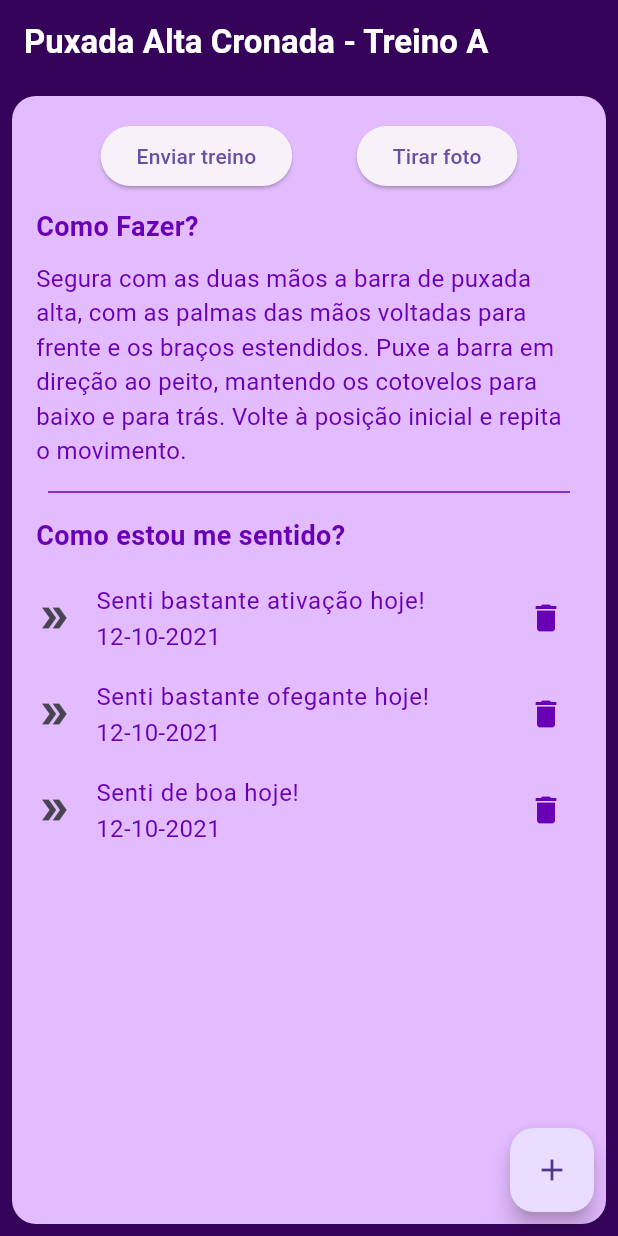
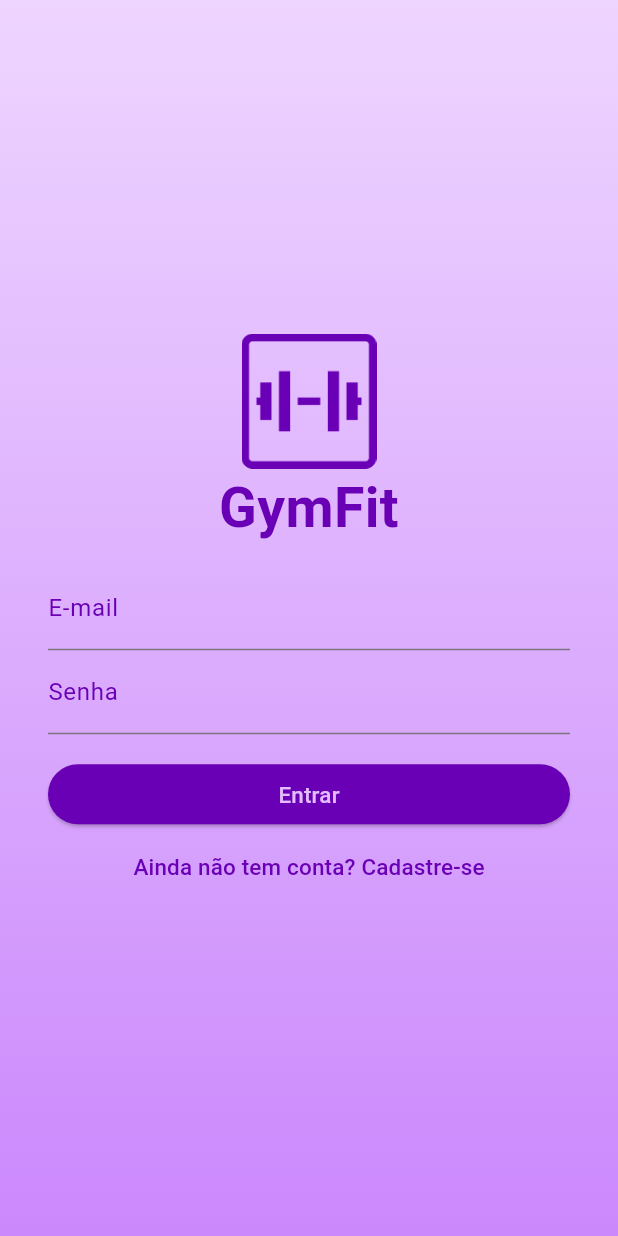
Before and after one commit to Julio-Amorim/gymfit, a Flutter app: the screen it shows after launch, on a phone screen of 412 x 824 dp. Run offline on Flutter 3.47's test engine with Material 3 defaults, Android fonts, the light colour scheme and no system bars.

Commit message:
chore: Add authentication input decoration component

```diff
--- /dev/null
+++ b/lib/common/colors.dart
@@ -0,0 +1,19 @@
+import 'package:flutter/material.dart';
+
+class MyColors {
+  static const roxoForte = Color.fromRGBO(106, 0, 181, 1);
+  static const branco = Colors.white;
+  static const roxoClarinho = Color.fromARGB(255, 227, 187, 255);
+
+  static const gradiente1 = Color.fromARGB(255, 238, 213, 255);
+  static const gradiente2 = Color.fromARGB(255, 203, 136, 252);
+
+  //static const roxoForte = Colors.white;
+  //static const branco = Colors.white;
+  //static const roxoClarinho = Color.fromARGB(255, 255, 106, 0);
+
+  //static const gradiente1 = Color.fromARGB(255, 255, 106, 0);
+  //static const gradiente2 = Color.fromARGB(255, 255, 106, 0);
+
+
+}
--- /dev/null
+++ b/lib/components/decorationAuthentication.dart
@@ -0,0 +1,16 @@
+// ignore: file_names
+import 'package:flutter/material.dart';
+import 'package:gymfit/common/colors.dart';
+
+InputDecoration getAuthenticatioInputDecoration(String label){
+  return InputDecoration(
+    label: Text(label),
+    labelStyle: const TextStyle(
+      color: MyColors.roxoForte,
+    ),
+  );
+}
+
+class DecorationAuthentication {
+
+}
--- a/lib/main.dart
+++ b/lib/main.dart
@@ -1,5 +1,6 @@
 import 'package:flutter/material.dart';
-import 'package:gymfit/screens/exerciseScreen.dart';
+//import 'package:gymfit/screens/exerciseScreen.dart';
+import 'package:gymfit/screens/screenAuthentication.dart';
 
 void main() {
   runApp(const MyApp());
@@ -10,9 +11,9 @@ class MyApp extends StatelessWidget {
 
   @override
   Widget build(BuildContext context) {
-    return MaterialApp(
+    return const MaterialApp(
       debugShowCheckedModeBanner: false,
-      home: ExerciseScreen(),
+      home: ScreenAuthentication(),
     );
   }
 }
--- a/lib/screens/exerciseScreen.dart
+++ b/lib/screens/exerciseScreen.dart
@@ -1,4 +1,6 @@
+// ignore: file_names
 import 'package:flutter/material.dart';
+import 'package:gymfit/common/colors.dart';
 import 'package:gymfit/models/modelExercise.dart';
 import 'package:gymfit/models/modelFeeling.dart';
 
@@ -34,19 +36,32 @@ class ExerciseScreen extends StatelessWidget {
   @override
   Widget build(BuildContext context) {
     return Scaffold(
-      backgroundColor: const Color.fromARGB(255, 54, 3, 91),
+      backgroundColor: MyColors.roxoForte,
       appBar: AppBar(
           backgroundColor: const Color.fromARGB(255, 54, 3, 91),
-          title: Text(
-            '${modelExercise.name} - ${modelExercise.training}',
+          title: Column( children: [
+            Text(modelExercise.name,
             style: const TextStyle(
               fontWeight: FontWeight.bold,
               fontSize: 22,
-              color: Color.fromARGB(255, 255, 255, 255),
+              color: MyColors.branco,
             ),
-          )),
+            ),
+
+            Text(modelExercise.training,
+            style: const TextStyle(
+              fontWeight: FontWeight.normal,
+              fontSize: 18,
+              color: MyColors.branco,
+            ),
+            ),
+          ]),
+          centerTitle: true,
+          toolbarHeight: 72,
+        ),
       floatingActionButton: FloatingActionButton(
         onPressed: () {
+          // ignore: avoid_print
           print('Adicionar exercício');
         },
         child: const Icon(Icons.add),
@@ -55,9 +70,8 @@ class ExerciseScreen extends StatelessWidget {
         margin: const EdgeInsets.all(8),
         padding: const EdgeInsets.all(16.0),
         decoration: BoxDecoration(
-          color: const Color.fromARGB(255, 227, 187, 255),
+          color: MyColors.roxoClarinho,
           borderRadius: BorderRadius.circular(16.0),
-
         ),
         child:
         ListView(
@@ -85,7 +99,7 @@ class ExerciseScreen extends StatelessWidget {
               style: TextStyle(
                 fontWeight: FontWeight.bold,
                 fontSize: 18,
-                color: Color.fromARGB(255, 105, 0, 181),
+                color: MyColors.roxoForte,
               ),
             ),
             const SizedBox(height: 10),
@@ -93,21 +107,21 @@ class ExerciseScreen extends StatelessWidget {
               modelExercise.description,
               style: const TextStyle(
                 fontSize: 16,
-                color: Color.fromARGB(255, 105, 0, 181),
+                color: MyColors.roxoForte,
               ),
             ),
 
             //Divider
             const Padding(
               padding: EdgeInsets.all(8.0),
-              child: Divider(color: Color.fromARGB(255, 105, 0, 181)),
+              child: Divider(color: MyColors.roxoForte),
             ),
             const Text(
               'Como estou me sentido?',
               style: TextStyle(
                 fontWeight: FontWeight.bold,
                 fontSize: 18,
-                color: Color.fromARGB(255, 105, 0, 181),
+                color: MyColors.roxoForte,
               ),
             ),
             const SizedBox(height: 10),
@@ -137,9 +151,10 @@ class ExerciseScreen extends StatelessWidget {
                   trailing: IconButton(
                     icon: const Icon(
                       Icons.delete,
-                      color: Color.fromARGB(255, 105, 0, 181),
+                      color: MyColors.roxoForte,
                     ),
                     onPressed: () {
+                      // ignore: avoid_print
                       print("Deletar Sentimento");
                     },
                   ),
--- /dev/null
+++ b/lib/screens/screenAuthentication.dart
@@ -0,0 +1,165 @@
+// ignore_for_file: file_names
+import 'package:flutter/material.dart';
+import 'package:gymfit/components/decorationAuthentication.dart';
+import '../common/colors.dart';
+
+class ScreenAuthentication extends StatefulWidget{
+  const ScreenAuthentication({super.key});
+
+  @override
+  State<ScreenAuthentication> createState() => _ScreenAuthenticationState();
+}
+
+class _ScreenAuthenticationState extends State<ScreenAuthentication> {
+  bool isLogin = true;
+  final _formKey = GlobalKey<FormState>();
+
+  @override
+  Widget build(BuildContext context){
+    return  Scaffold(
+      backgroundColor: Colors.white,
+      body:
+        Stack(
+          children: [
+            Container(
+              decoration: const BoxDecoration(
+                gradient: LinearGradient(
+                  begin: Alignment.topCenter,
+                  end: Alignment.bottomCenter,
+                  colors: [
+                    MyColors.gradiente1,
+                    MyColors.gradiente2,
+                  ]
+                ),
+              ),
+            ),
+            Padding(
+              padding: const EdgeInsets.all(32.0),
+              child: Form( key: _formKey,
+                child: Center(
+                  child: SingleChildScrollView(
+                    child: Column(
+                      //vertical
+                      mainAxisAlignment: MainAxisAlignment.center,
+                      //horizontal
+                      crossAxisAlignment: CrossAxisAlignment.stretch,
+                      children: [
+                        Image.asset('assets/img/logoGymFit.png',
+                          width: 200,
+                          height: 90,),
+                        const Text('GymFit',
+                          textAlign: TextAlign.center,
+                          style: TextStyle(
+                            fontSize: 37,
+                            fontWeight: FontWeight.bold,
+                            color: MyColors.roxoForte,
+                          ),
+                        ),
+                        const SizedBox(height: 12,),
+                        TextFormField(
+                          decoration: getAuthenticatioInputDecoration('E-mail'),
+                          validator: (String? value){
+                            if (value == null || value.isEmpty) {
+                              return 'E-mail é obrigatório';
+                            }else if (value.length < 6) {
+                              return 'E-mail muito curto';
+                            }else if (value.contains('@') == false || value.contains('.') == false){
+                              return 'E-mail inválido';
+                            }
+
+                            return null;
+
+                          },
+                        ),
+                        TextFormField(
+                          decoration: getAuthenticatioInputDecoration('Senha'),
+                          obscureText: true,
+                          validator: (String? value){
+                            if (value == null || value.isEmpty) {
+                              return 'Senha é obrigatório';
+                            }else if (value.length < 6) {
+                              return 'Senha muito curto';
+                            }
+
+                            return null;
+
+                          },
+                        ),
+                        Visibility(visible: !isLogin, child: Column(
+                            children:[
+                              TextFormField(
+                                decoration: getAuthenticatioInputDecoration('Confirme a senha'),
+                                obscureText: true,
+                                validator: (String? value){
+                                  if (value == null || value.isEmpty) {
+                                    return 'Confirmar senha é obrigatório';
+                                  }else if (value.length < 6) {
+                                    return 'Senha muito curto';
+                                  }
+
+                                  return null;
+
+                                },
+                              ),
+                              TextFormField(
+                                decoration: getAuthenticatioInputDecoration('Nome completo'),
+                                validator: (String? value){
+                                  if (value == null || value.isEmpty) {
+                                    return 'Nome é obrigatório';
+                                  }
+
+                                  return null;
+
+                                },
+                              ),
+                            ],
+                          ),
+                        ),
+                        const SizedBox(height: 16,),
+                        ElevatedButton(
+                          style: ElevatedButton.styleFrom(
+                            backgroundColor: MyColors.roxoForte,
+                          ),
+                          onPressed: (){
+                            buttonEnter();
+                          },
+                          child: Text((isLogin)? 'Entrar' : 'Cadastrar',
+                          style: const TextStyle(
+                            color: MyColors.roxoClarinho,
+                            fontSize: 15,
+                          ),
+                          ),
+                        ),
+                        TextButton(onPressed: (){
+                          setState(() {
+                            isLogin = !isLogin;
+                          });
+                        }, child: Text((isLogin) ? 'Ainda não tem conta? Cadastre-se' : 'Já tem conta? Entrar',
+                          style: const TextStyle(
+                            color: MyColors.roxoForte,
+                            fontSize: 15,
+                          ),
+                        ),
+                        ),
+                      ],
+                    ),
+                  ),
+                ),
+              ),
+            ),
+          ],
+        ),
+
+    );
+  }
+
+  buttonEnter(){
+    if (_formKey.currentState!.validate()) {
+      // ignore: avoid_print
+      print('Validado');
+    }else{
+      // ignore: avoid_print
+      print('Não validado');
+    }
+  }
+}
--- a/pubspec.yaml
+++ b/pubspec.yaml
@@ -59,9 +59,8 @@ flutter:
   uses-material-design: true
 
   # To add assets to your application, add an assets section, like this:
-  # assets:
-  #   - images/a_dot_burr.jpeg
-  #   - images/a_dot_ham.jpeg
+  assets:
+    - assets/img/logoGymFit.png
 
   # An image asset can refer to one or more resolution-specific "variants", see
   # https://flutter.dev/assets-and-images/#resolution-aware
```
Also changed, not shown: assets/img/logoGymFit.png (added), 1 other file.
